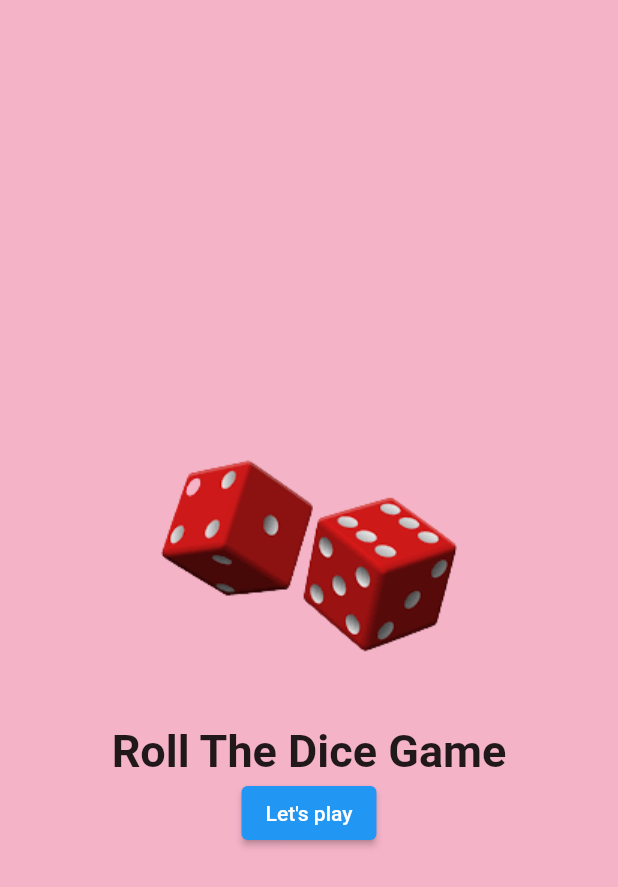
After one commit to Muzammilsajid121/rollTheDice, a Flutter app: the screen it shows after launch, on a phone screen of 412 x 824 dp. The commit adds this screen. Shown: the top 887 px of the screen. Run offline on Flutter 3.47's test engine with Material 2 defaults, Android fonts, the phone set to English and light mode, and no system bars.

Commit message:
Add an extra screen named as an intro screen.

```diff
--- /dev/null
+++ b/lib/introScreen.dart
@@ -0,0 +1,40 @@
+import 'package:ahead/main.dart';
+import 'package:flutter/material.dart';
+
+class IntroScreen extends StatelessWidget {
+  const IntroScreen({super.key});
+
+  @override
+  Widget build(BuildContext context) {
+    return Scaffold(
+      backgroundColor: Color.fromARGB(255, 245, 179, 200),
+      body: Column(
+        mainAxisAlignment: MainAxisAlignment.center,
+        children: [
+          Center(child: Image.asset("assets/dicelogo.png")),
+          Text(
+            "Roll The Dice Game",
+            style: TextStyle(
+              fontSize: 30,
+              fontWeight: FontWeight.w700,
+            ),
+          ),
+          ElevatedButton(
+            onPressed: () {
+              Navigator.push(
+                context,
+                MaterialPageRoute(
+                  builder: (BuildContext context) {
+                    return HomeScreen();
+                  },
+                ),
+              );
+            },
+            style: ElevatedButton.styleFrom(backgroundColor: Colors.blue),
+            child: Text("Let's play"),
+          ),
+        ],
+      ),
+    );
+  }
+}
```
Also changed, not shown: lib/main.dart (+42 -26 lines), assets/dicelogo.png (added), pubspec.lock, 1 other file.
